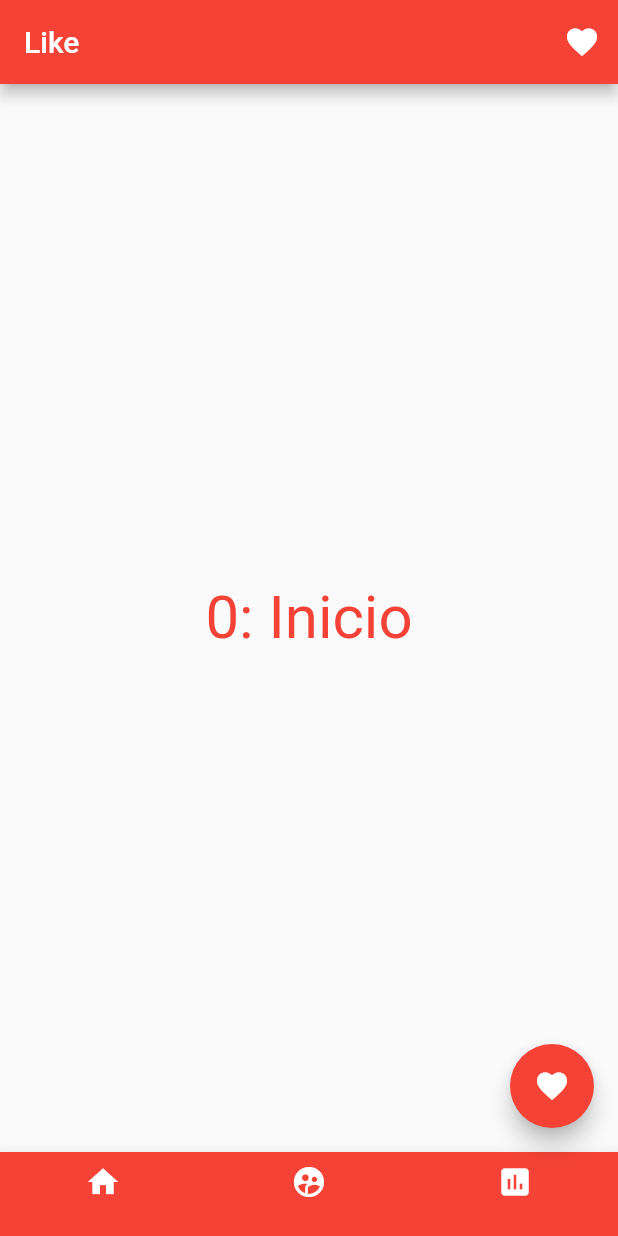
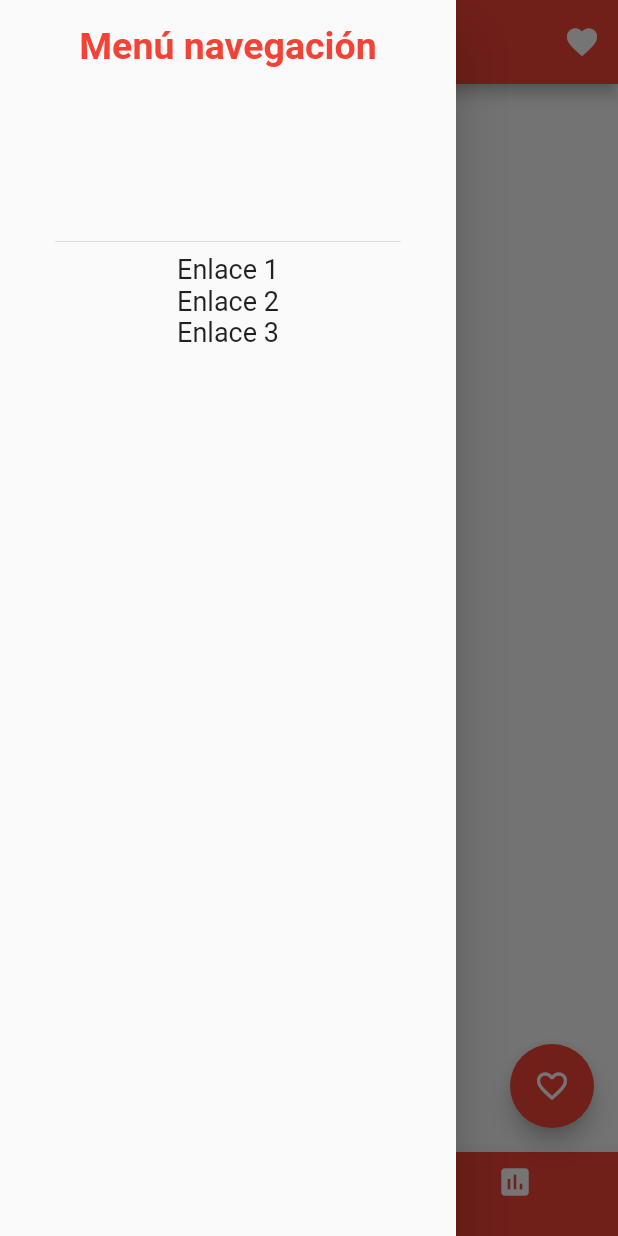
Before and after one commit to Trollkopf/prueba_widgets_flutter-dart, a Flutter app: the screen it shows after launch, with the side drawer open (before the commit the screen has no drawer), on a phone screen of 412 x 824 dp. Run offline on Flutter 3.47's test engine with Material 2 defaults, Android fonts, the light colour scheme and no system bars.

Commit message:
Drawer added

```diff
--- a/lib/main.dart
+++ b/lib/main.dart
@@ -51,7 +51,7 @@ class _MyHomePageState extends State<MyHomePage> {
   void _itemPulsado(int index) {
     setState(() {
       _indiceSeleccionado = index;
-      switch(_indiceSeleccionado){
+      switch (_indiceSeleccionado) {
         case 0:
           {
             _visualizacion = '$_indiceSeleccionado: Inicio';
@@ -83,7 +83,7 @@ class _MyHomePageState extends State<MyHomePage> {
       floatingActionButton: FloatingActionButton(
         onPressed: _likeThis,
         backgroundColor: Colors.red,
-        child: _corazon,
+        child: Icon(Icons.favorite_outline_sharp),
       ),
 
       bottomNavigationBar: BottomNavigationBar(
@@ -155,6 +155,35 @@ class _MyHomePageState extends State<MyHomePage> {
           ],
         ),
       ),
+
+      drawer: Drawer(
+        child: Column(
+          children: <Widget>[
+            DrawerHeader(
+              child: Text(
+                'Menú navegación',
+                style: TextStyle(
+                    color: Colors.red,
+                    fontWeight: FontWeight.bold,
+                    fontSize: 25),
+              ),
+            ),
+            Text(
+              'Enlace 1',
+              style: TextStyle(fontSize: 18),
+            ),
+            Text(
+              'Enlace 2',
+              style: TextStyle(fontSize: 18),
+            ),
+            Text(
+              'Enlace 3',
+              style: TextStyle(fontSize: 18),
+            ),
+
+          ],
+        ),
+      ),
     );
   }
 }
```
Lines whose indentation alone changed are shown as unchanged.
